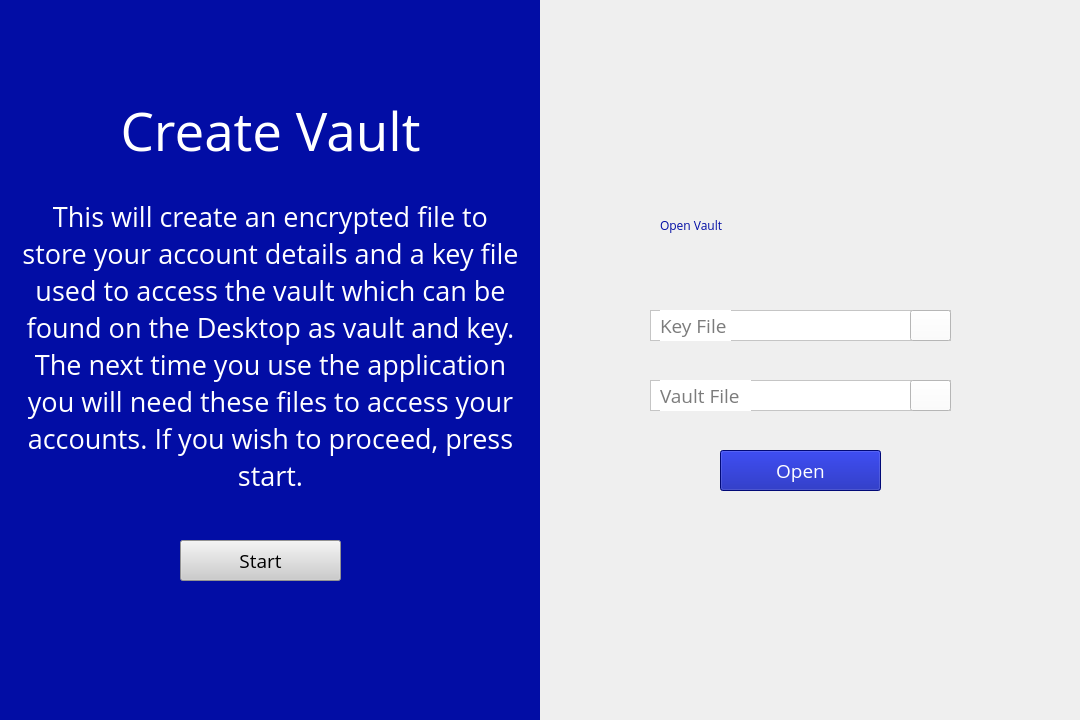
This is src/templates/startPage.ui in k5924/TheVault as Qt 5 draws it before an edit. The edited form follows.
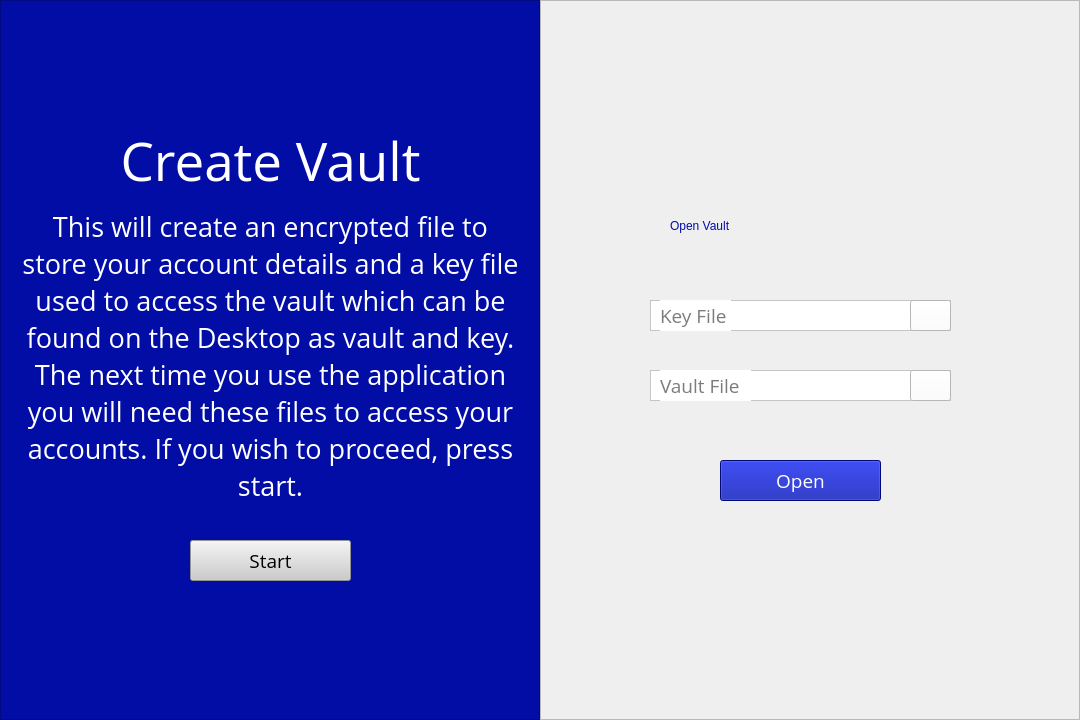
This is the edited form. Icons and pictures are not drawn.

Commit message: using class structure to interact with windows in application so i can retrieve data from any fields in the app. changed folder structure of src so its easier to find certain items changed startPage.ui to use QWidget instead of QMainWindow as pyuic5 keeps generating extra code when used with the ui files with QMainWindow generated startPage.py now uses QWidget instead of QMainWindow which reduces the code in the file significantly.

Diff of the .ui file:
```diff
--- a/src/templates/startPage.ui
+++ b/src/templates/startPage.ui
@@ -1,7 +1,7 @@
 <?xml version="1.0" encoding="UTF-8"?>
 <ui version="4.0">
  <class>startPage</class>
- <widget class="QMainWindow" name="startPage">
+ <widget class="QWidget" name="startPage">
   <property name="geometry">
    <rect>
     <x>0</x>
@@ -28,34 +28,10 @@
     <height>720</height>
    </size>
   </property>
-  <property name="font">
-   <font>
-    <family>Open Sans</family>
-   </font>
-  </property>
   <property name="windowTitle">
    <string>The Vault</string>
   </property>
-  <widget class="QWidget" name="centralwidget">
-   <property name="minimumSize">
-    <size>
-     <width>1080</width>
-     <height>720</height>
-    </size>
-   </property>
-   <property name="maximumSize">
-    <size>
-     <width>1080</width>
-     <height>720</height>
-    </size>
-   </property>
-   <property name="baseSize">
-    <size>
-     <width>1080</width>
-     <height>720</height>
-    </size>
-   </property>
-   <widget class="QWidget" name="createVault" native="true">
+  <widget class="QFrame" name="createVault">
     <property name="geometry">
      <rect>
       <x>0</x>
@@ -64,17 +40,20 @@
       <height>720</height>
      </rect>
     </property>
-    <property name="font">
-     <font/>
-    </property>
     <property name="styleSheet">
      <string notr="true">background-color: rgb(2, 13, 165);</string>
     </property>
+   <property name="frameShape">
+    <enum>QFrame::StyledPanel</enum>
+   </property>
+   <property name="frameShadow">
+    <enum>QFrame::Raised</enum>
+   </property>
     <widget class="QLabel" name="createVaultLabel">
      <property name="geometry">
       <rect>
        <x>110</x>
-       <y>100</y>
+      <y>130</y>
        <width>321</width>
        <height>61</height>
       </rect>
@@ -99,7 +78,7 @@
      <property name="geometry">
       <rect>
        <x>20</x>
-       <y>200</y>
+      <y>210</y>
        <width>501</width>
        <height>291</height>
       </rect>
@@ -126,7 +105,7 @@
     <widget class="QPushButton" name="startButton">
      <property name="geometry">
       <rect>
-       <x>180</x>
+      <x>190</x>
        <y>540</y>
        <width>161</width>
        <height>41</height>
@@ -150,7 +129,7 @@
      </property>
     </widget>
    </widget>
-   <widget class="QWidget" name="openVault" native="true">
+  <widget class="QFrame" name="openVault">
     <property name="geometry">
      <rect>
       <x>540</x>
@@ -159,10 +138,19 @@
       <height>720</height>
      </rect>
     </property>
-    <widget class="QLabel" name="openLabel">
+   <property name="styleSheet">
+    <string notr="true"/>
+   </property>
+   <property name="frameShape">
+    <enum>QFrame::StyledPanel</enum>
+   </property>
+   <property name="frameShadow">
+    <enum>QFrame::Raised</enum>
+   </property>
+   <widget class="QLabel" name="openVaultLabel">
      <property name="geometry">
       <rect>
-       <x>120</x>
+      <x>130</x>
        <y>190</y>
        <width>281</width>
        <height>71</height>
@@ -180,7 +168,7 @@
      <property name="geometry">
       <rect>
        <x>110</x>
-       <y>310</y>
+      <y>300</y>
        <width>301</width>
        <height>31</height>
       </rect>
@@ -250,7 +238,7 @@
      <property name="geometry">
       <rect>
        <x>110</x>
-       <y>380</y>
+      <y>370</y>
        <width>301</width>
        <height>31</height>
       </rect>
@@ -320,7 +308,7 @@
      <property name="geometry">
       <rect>
        <x>180</x>
-       <y>450</y>
+      <y>460</y>
        <width>161</width>
        <height>41</height>
       </rect>
@@ -354,9 +342,6 @@
     </widget>
    </widget>
   </widget>
- </widget>
- <resources>
-  <include location="theVault.qrc"/>
- </resources>
+ <resources/>
  <connections/>
 </ui>
```
Left out of the diff: 8 changed lines with no effect on the pictures. Lines whose indentation alone changed are shown as unchanged. The commit also changes 4 other files.
